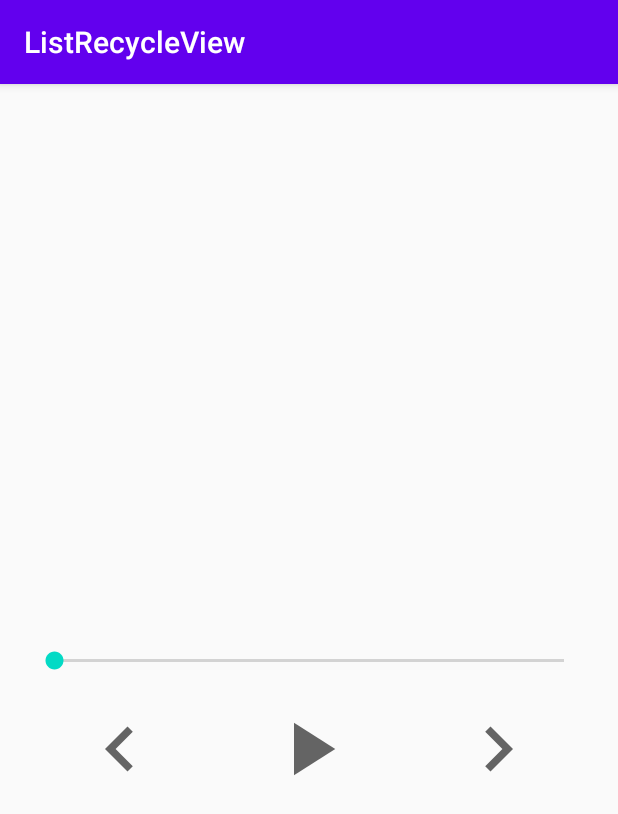
After one commit to phuquy2114/Recycleview_app, an Android app: the MusicPlayerActivity screen opened directly, with no data from a screen before it, on a phone screen of 412 x 824 dp. The commit adds this screen. Shown: the top 814 px of the screen. Run offline under Robolectric (Android 15) with nearby library versions, the phone set to English and light mode, and no system bars.

Commit message:
detail player

```diff
--- a/app/src/main/AndroidManifest.xml
+++ b/app/src/main/AndroidManifest.xml
@@ -18,6 +18,8 @@
                 <category android:name="android.intent.category.LAUNCHER" />
             </intent-filter>
         </activity>
+
+        <activity android:name=".detail.MusicPlayerActivity"/>
     </application>
 
 </manifest>
--- a/app/src/main/java/com/uits/listrecycleview/MainActivity.kt
+++ b/app/src/main/java/com/uits/listrecycleview/MainActivity.kt
@@ -1,25 +1,40 @@
 package com.uits.listrecycleview
 
+import android.content.Intent
 import android.os.Bundle
+import android.widget.Toast
 import androidx.appcompat.app.AppCompatActivity
 import androidx.recyclerview.widget.LinearLayoutManager
+import com.uits.listrecycleview.detail.MusicPlayerActivity
+import com.uits.listrecycleview.interfaces.OnItemClickListener
 import com.uits.listrecycleview.model.Music
 import kotlinx.android.synthetic.main.activity_main.*
 
 class MainActivity : AppCompatActivity() {
 
-    var mListData : MutableList<Music> = mutableListOf<Music>()
+    var mListData: MutableList<Music> = mutableListOf<Music>()
 
     override fun onCreate(savedInstanceState: Bundle?) {
         super.onCreate(savedInstanceState)
         setContentView(R.layout.activity_main)
 
-        mListData.add(Music("jack","Bạc phận ","Jack","bacphan"))
-        mListData.add(Music("camly","Con sau ngay xua ","Cẩm ly ","consaungayxua"))
-        mListData.add(Music("sontung","Em cua ngay hom qua","Son Tung MTP","emcuangayhomqua"))
-        mListData.add(Music("dannguyen","Đắp mộ cuộc tình ","Đan nguyên ","dapmocuoctinh"))
+        mListData.add(Music("jack", "Bạc phận ", "Jack", "bacphan"))
+        mListData.add(Music("camly", "Con sấu ngày xưa  ", "Cẩm ly ", "consaungayxua"))
+        mListData.add(Music("sontung", "Em của ngày hôm qua ", "Son Tung MTP", "emcuangayhomqua"))
+        mListData.add(Music("dannguyen", "Đắp mộ cuộc tình ", "Đan nguyên ", "dapmocuoctinh"))
 
-        var mAdapter = MainJavaAdapter(this, mListData)
+        var mAdapter = MainAdapter(this, mListData, object : OnItemClickListener {
+            override fun onItemClick(position: Int) {
+                Toast.makeText(
+                    this@MainActivity,
+                    "Bai nhac " + mListData[position].nameSong,
+                    Toast.LENGTH_LONG
+                ).show()
+                var intentMusic = Intent(this@MainActivity, MusicPlayerActivity::class.java)
+                intentMusic.putExtra("name", mListData[position].nameSong)
+                startActivity(intentMusic)
+            }
+        })
         val linearLayoutCompat = LinearLayoutManager(this, LinearLayoutManager.VERTICAL, false)
         mRecycleView.layoutManager = linearLayoutCompat
         mRecycleView.adapter = mAdapter
--- a/app/src/main/java/com/uits/listrecycleview/MainAdapter.kt
+++ b/app/src/main/java/com/uits/listrecycleview/MainAdapter.kt
@@ -8,6 +8,7 @@ import android.widget.ImageView
 import android.widget.TextView
 import androidx.recyclerview.widget.RecyclerView
 import androidx.recyclerview.widget.RecyclerView.ViewHolder
+import com.uits.listrecycleview.interfaces.OnItemClickListener
 import com.uits.listrecycleview.model.Music
 
 /**
@@ -17,8 +18,10 @@ import com.uits.listrecycleview.model.Music
  */
 internal class MainAdapter(
     private val mContext: Context,
-    private val mListMusic: List<Music>
+    private val mListMusic: List<Music>,
+    private val mListener: OnItemClickListener
 ) : RecyclerView.Adapter<MainAdapter.ItemViewHolder>() {
+
     override fun onCreateViewHolder(
         parent: ViewGroup,
         viewType: Int
@@ -34,6 +37,10 @@ internal class MainAdapter(
     ) {
         holder.mTxtNameSinger.text = mListMusic[position].nameSinger
         holder.mTxtNameSong.text = mListMusic[position].nameSong
+
+        holder.itemView.setOnClickListener {
+            mListener.onItemClick(position)
+        }
     }
 
     override fun getItemCount(): Int {
--- /dev/null
+++ b/app/src/main/java/com/uits/listrecycleview/detail/MusicPlayerActivity.kt
@@ -0,0 +1,26 @@
+package com.uits.listrecycleview.detail
+
+import android.os.Bundle
+import androidx.appcompat.app.AppCompatActivity
+import com.uits.listrecycleview.R
+import kotlinx.android.synthetic.main.activity_detail_music.*
+
+/**
+ * Music Player Activity
+ * Copyright © 2020 UITS CO.,LTD
+ * Created PHUQUY on 7/20/20.
+ **/
+class MusicPlayerActivity : AppCompatActivity() {
+
+    override fun onCreate(savedInstanceState: Bundle?) {
+        super.onCreate(savedInstanceState)
+        setContentView(R.layout.activity_detail_music)
+
+        var nameSong = intent.getStringExtra("name")
+        mTvSong.setText(nameSong)
+    }
+
+    override fun onPause() {
+        super.onPause()
+    }
+}
--- /dev/null
+++ b/app/src/main/res/drawable/ic_left.xml
@@ -0,0 +1,5 @@
+<vector android:height="60dp" android:tint="?attr/colorControlNormal"
+    android:viewportHeight="24" android:viewportWidth="24"
+    android:width="60dp" xmlns:android="http://schemas.android.com/apk/res/android">
+    <path android:fillColor="@android:color/white" android:pathData="M15.41,7.41L14,6l-6,6 6,6 1.41,-1.41L10.83,12z"/>
+</vector>
--- /dev/null
+++ b/app/src/main/res/drawable/ic_play.xml
@@ -0,0 +1,5 @@
+<vector android:height="60dp" android:tint="?attr/colorControlNormal"
+    android:viewportHeight="24" android:viewportWidth="24"
+    android:width="60dp" xmlns:android="http://schemas.android.com/apk/res/android">
+    <path android:fillColor="@android:color/white" android:pathData="M8,5v14l11,-7z"/>
+</vector>
--- /dev/null
+++ b/app/src/main/res/drawable/ic_right.xml
@@ -0,0 +1,5 @@
+<vector android:height="60dp" android:tint="?attr/colorControlNormal"
+    android:viewportHeight="24" android:viewportWidth="24"
+    android:width="60dp" xmlns:android="http://schemas.android.com/apk/res/android">
+    <path android:fillColor="@android:color/white" android:pathData="M10,6L8.59,7.41 13.17,12l-4.58,4.59L10,18l6,-6z"/>
+</vector>
--- /dev/null
+++ b/app/src/main/res/layout/activity_detail_music.xml
@@ -0,0 +1,64 @@
+<?xml version="1.0" encoding="utf-8"?>
+<androidx.constraintlayout.widget.ConstraintLayout xmlns:android="http://schemas.android.com/apk/res/android"
+    xmlns:app="http://schemas.android.com/apk/res-auto"
+    xmlns:tools="http://schemas.android.com/tools"
+    android:layout_width="match_parent"
+    android:layout_height="match_parent">
+
+
+    <TextView
+        android:id="@+id/mTvSong"
+        android:layout_width="wrap_content"
+        android:layout_height="wrap_content"
+        android:layout_marginTop="50dp"
+        android:text="@string/app_name"
+        android:textSize="20sp"
+        app:layout_constraintEnd_toEndOf="parent"
+        app:layout_constraintStart_toStartOf="parent"
+        app:layout_constraintTop_toTopOf="parent" />
+
+
+    <SeekBar
+        android:id="@+id/seekBar"
+        android:layout_width="match_parent"
+        android:layout_height="wrap_content"
+        android:layout_margin="20dp"
+        app:layout_constraintBottom_toBottomOf="parent"
+        app:layout_constraintTop_toTopOf="parent"
+        tools:layout_editor_absoluteX="20dp" />
+
+    <ImageButton
+        android:id="@+id/imageButton"
+        android:layout_width="wrap_content"
+        android:layout_height="wrap_content"
+        android:layout_marginStart="50dp"
+        android:layout_marginLeft="50dp"
+        android:layout_marginTop="20dp"
+        android:background="@android:color/transparent"
+        android:src="@drawable/ic_left"
+        app:layout_constraintStart_toStartOf="parent"
+        app:layout_constraintTop_toBottomOf="@+id/seekBar" />
+
+    <ImageButton
+        android:layout_width="wrap_content"
+        android:layout_height="wrap_content"
+        android:layout_marginTop="20dp"
+        android:background="@android:color/transparent"
+        android:src="@drawable/ic_play"
+        app:layout_constraintEnd_toStartOf="@+id/imageButton2"
+        app:layout_constraintStart_toEndOf="@+id/imageButton"
+        app:layout_constraintTop_toBottomOf="@+id/seekBar" />
+
+    <ImageButton
+        android:id="@+id/imageButton2"
+        android:layout_width="wrap_content"
+        android:layout_height="wrap_content"
+        android:layout_marginTop="20dp"
+        android:layout_marginEnd="50dp"
+        android:layout_marginRight="50dp"
+        android:background="@android:color/transparent"
+        android:src="@drawable/ic_right"
+        app:layout_constraintEnd_toEndOf="parent"
+        app:layout_constraintTop_toBottomOf="@+id/seekBar" />
+
+</androidx.constraintlayout.widget.ConstraintLayout>
```
